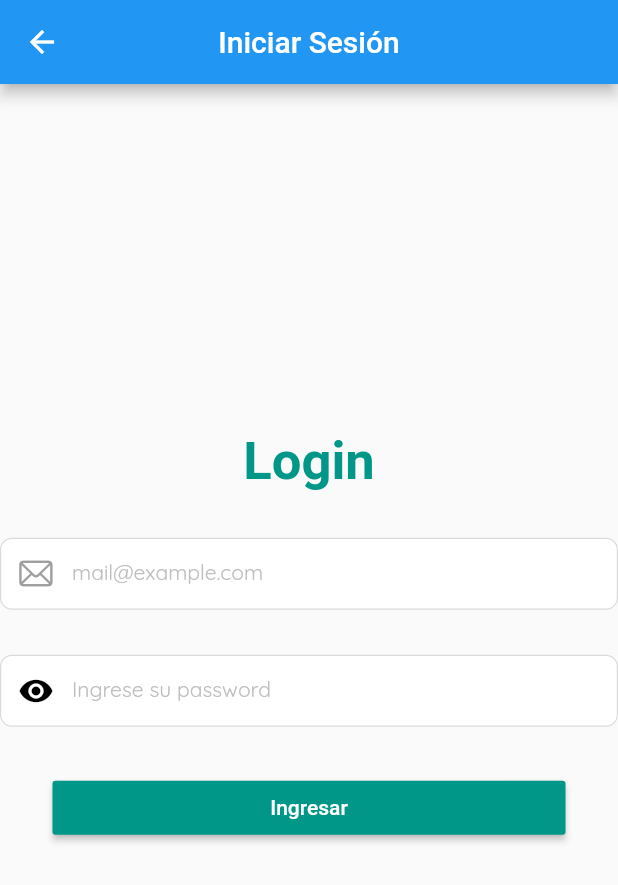
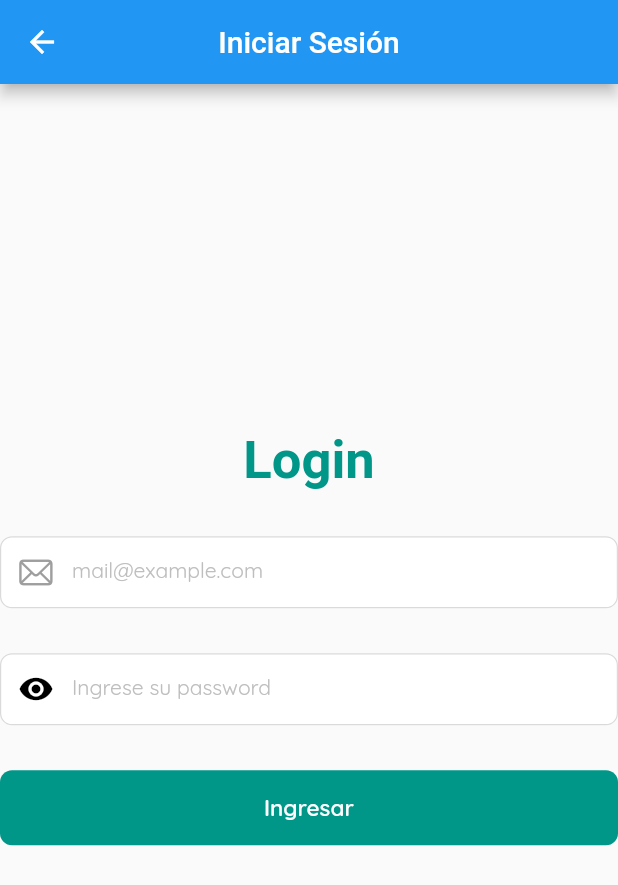
Before and after one commit to Christgrant98/ai-fish-aquarium, a Flutter app: the screen it shows after launch, after a tap on "Iniciar Sesión", on a phone screen of 412 x 824 dp. Shown: the top 885 px of the screen. Run offline on Flutter 3.47's test engine with Material 2 defaults, Android fonts, the phone set to English and light mode, and no system bars; our stand-ins replace camera, carousel_slider, go_router, google_fonts, image_picker, photo_view and 1 more; missing offline and left inert: google_mlkit_image_labeling, langchain, langchain_openai; accounts and stored records are empty.

Commit message:
cstmbttn replaced all other bttn

```diff
--- a/lib/src/pages/home_page.dart
+++ b/lib/src/pages/home_page.dart
@@ -1,5 +1,7 @@
 import 'package:flutter/material.dart';
 import 'package:go_router/go_router.dart';
+
+import '../utils/widgets/custom_button.dart';
 
 class HomePage extends StatelessWidget {
   const HomePage({super.key});
@@ -18,26 +20,21 @@ class HomePage extends StatelessWidget {
           children: [
             Padding(
               padding: const EdgeInsets.symmetric(horizontal: 50.0),
-              child: MaterialButton(
+              child: CustomButton(
                 onPressed: () {
                   context.go("/login");
                 },
-                minWidth: double.infinity,
-                color: Colors.teal,
-                textColor: Colors.white,
-                child: const Text("Iniciar Sesión"),
+                text: "Iniciar Sesión",
               ),
             ),
             Padding(
               padding: const EdgeInsets.symmetric(horizontal: 50.0),
-              child: MaterialButton(
+              child: CustomButton(
                 onPressed: () {
                   context.go("/registro");
                 },
-                minWidth: double.infinity,
                 color: Colors.teal,
-                textColor: Colors.white,
-                child: const Text("Regístrate"),
+                text: "Regístrate",
               ),
             )
           ]),
--- a/lib/src/pages/login_page.dart
+++ b/lib/src/pages/login_page.dart
@@ -3,6 +3,7 @@ import 'package:go_router/go_router.dart';
 import 'package:login_flutter/src/database/database_helper.dart';
 import 'package:login_flutter/src/providers/user_provider.dart';
 import 'package:login_flutter/src/utils/verify_string.dart';
+import 'package:login_flutter/src/utils/widgets/custom_button.dart';
 import 'package:provider/provider.dart';
 
 import '../utils/widgets/email_form_field.dart';
@@ -48,13 +49,10 @@ class LoginPage extends StatelessWidget {
                           controller: _passwordController,
                         ),
                         const SizedBox(height: 30),
-                        Padding(
-                          padding: const EdgeInsets.symmetric(horizontal: 35),
-                          child: MaterialButton(
+                        CustomButton(
                           onPressed: () {
                             if (_formKey.currentState!.validate()) {
-                                UserRepository userRepository =
-                                    UserRepository();
+                              UserRepository userRepository = UserRepository();
                               userRepository
                                   .selectUserFromCredentials(
                                       mail: _emailController.text,
@@ -72,11 +70,8 @@ class LoginPage extends StatelessWidget {
                               });
                             }
                           },
-                            minWidth: double.infinity,
-                            textColor: Colors.white,
                           color: Colors.teal,
-                            child: const Text("Ingresar"),
-                          ),
+                          text: "Ingresar",
                         )
                       ],
                     ),
--- a/lib/src/subViews/explorer_view.dart
+++ b/lib/src/subViews/explorer_view.dart
@@ -3,6 +3,7 @@ import 'package:go_router/go_router.dart';
 import 'package:login_flutter/src/database/database_helper.dart';
 import 'package:login_flutter/src/models/explorer_activity_model.dart';
 
+import '../utils/widgets/custom_button.dart';
 import '../utils/widgets/custom_progress_indicator.dart';
 
 class ExplorerView extends StatelessWidget {
@@ -31,12 +32,12 @@ class ExplorerView extends StatelessWidget {
             }),
         Container(
           margin: const EdgeInsets.symmetric(horizontal: 50),
-          child: ElevatedButton(
+          child: CustomButton(
             onPressed: () {
               context
                   .go("/home_view/explorer/recompensas", extra: {"points": 0});
             },
-            child: const Text("Recompensas"),
+            text: "Recompensas",
           ),
         ),
       ],
--- a/lib/src/subViews/recompensas_view.dart
+++ b/lib/src/subViews/recompensas_view.dart
@@ -1,4 +1,6 @@
 import 'package:flutter/material.dart';
+
+import '../utils/widgets/custom_button.dart';
 
 class RecompensasView extends StatelessWidget {
   final int points;
@@ -96,11 +98,11 @@ class PromoWidget extends StatelessWidget {
                   ),
                 ),
                 const SizedBox(height: 8.0),
-                ElevatedButton(
+                CustomButton(
                   onPressed: () {
                     // Lógica para el botón
                   },
-                  child: const Text('Canjear'),
+                  text: 'Canjear',
                 ),
               ],
             ),
--- a/lib/src/views/home_view.dart
+++ b/lib/src/views/home_view.dart
@@ -6,6 +6,7 @@ import 'package:login_flutter/src/models/peces_model.dart';
 import 'package:login_flutter/src/providers/carousel_provider.dart';
 
 import '../utils/widgets/card_carousel_image.dart';
+import '../utils/widgets/custom_button.dart';
 import '../utils/widgets/custom_progress_indicator.dart';
 
 class HomeView extends StatefulWidget {
@@ -156,11 +157,11 @@ class _HomeViewState extends State<HomeView> {
                 const Text(
                   "Aquí encontrarás las instrucciones para hacer uso correcto de la aplicación y cómo funciona.",
                 ),
-                ElevatedButton(
+                CustomButton(
                   onPressed: () {
                     GoRouter.of(context).go('/home_view/instructions');
                   },
-                  child: const Text("¡Vamos!"),
+                  text: "¡Vamos!",
                 ),
               ],
             ),
```
Also changed, not shown: lib/src/pages/registro_page.dart (+17 -12 lines), lib/src/utils/widgets/card_carousel_image.dart (+7 -6 lines). Lines whose indentation alone changed are shown as unchanged.
